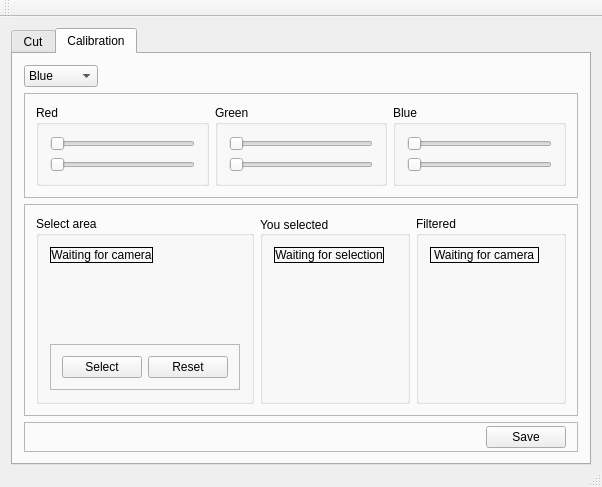
This is mainwindow.ui in quique0194/UmayuxVsss as Qt 5 draws it before an edit. The edited form follows.
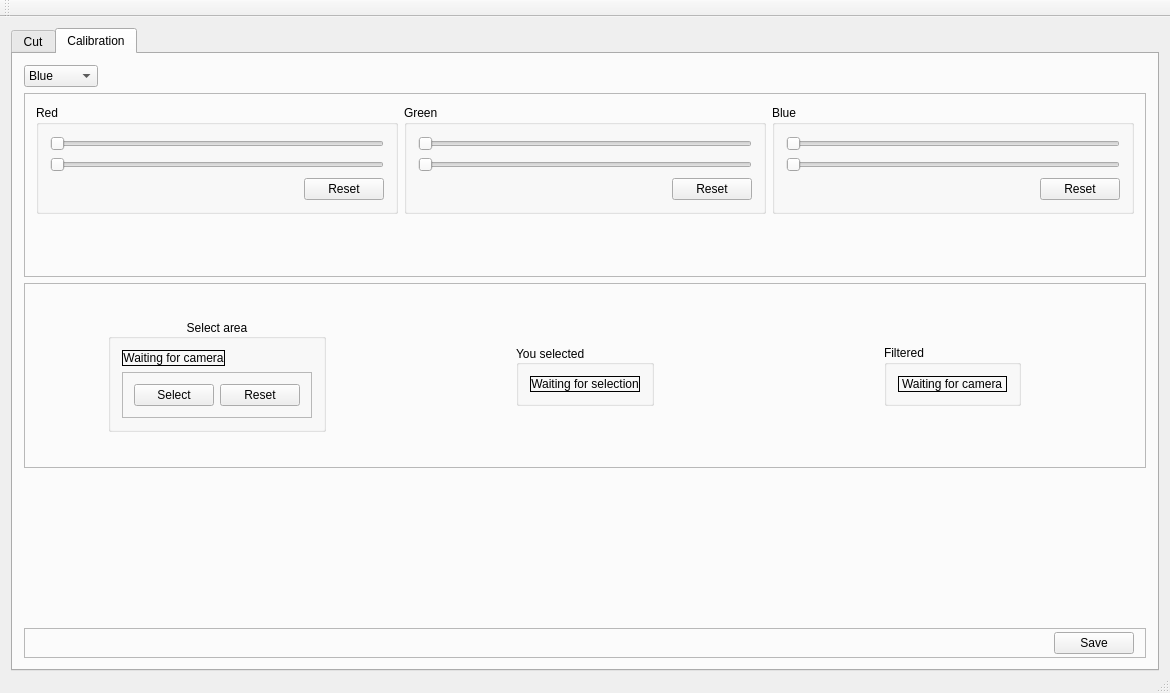
This is the edited form. Custom widgets are drawn as their Qt base class.

The edit to the form file:
```diff
--- a/mainwindow.ui
+++ b/mainwindow.ui
@@ -6,8 +6,8 @@
    <rect>
     <x>0</x>
     <y>0</y>
-    <width>602</width>
-    <height>487</height>
+    <width>1170</width>
+    <height>693</height>
    </rect>
   </property>
   <property name="baseSize">
@@ -205,7 +205,7 @@
            <enum>QFrame::Raised</enum>
           </property>
           <layout class="QHBoxLayout" name="horizontalLayout_5">
-           <item>
+           <item alignment="Qt::AlignTop">
             <widget class="QGroupBox" name="groupBox">
              <property name="title">
               <string>Red</string>
@@ -231,13 +231,29 @@
                 </property>
                </widget>
               </item>
+              <item>
+               <widget class="QPushButton" name="resetSliders01">
+                <property name="sizePolicy">
+                 <sizepolicy hsizetype="Fixed" vsizetype="Fixed">
+                  <horstretch>0</horstretch>
+                  <verstretch>0</verstretch>
+                 </sizepolicy>
+                </property>
+                <property name="layoutDirection">
+                 <enum>Qt::RightToLeft</enum>
+                </property>
+                <property name="text">
+                 <string>Reset</string>
+                </property>
+               </widget>
+              </item>
              </layout>
              <zorder>slider0</zorder>
              <zorder>slider0</zorder>
              <zorder>slider1</zorder>
             </widget>
            </item>
-           <item>
+           <item alignment="Qt::AlignTop">
             <widget class="QGroupBox" name="groupBox_2">
              <property name="title">
               <string>Green</string>
@@ -263,6 +279,22 @@
                 </property>
                </widget>
               </item>
+              <item>
+               <widget class="QPushButton" name="resetSliders23">
+                <property name="sizePolicy">
+                 <sizepolicy hsizetype="Fixed" vsizetype="Fixed">
+                  <horstretch>0</horstretch>
+                  <verstretch>0</verstretch>
+                 </sizepolicy>
+                </property>
+                <property name="layoutDirection">
+                 <enum>Qt::RightToLeft</enum>
+                </property>
+                <property name="text">
+                 <string>Reset</string>
+                </property>
+               </widget>
+              </item>
              </layout>
              <zorder>groupBox</zorder>
              <zorder>groupBox</zorder>
@@ -270,7 +302,7 @@
              <zorder>slider3</zorder>
             </widget>
            </item>
-           <item>
+           <item alignment="Qt::AlignTop">
             <widget class="QGroupBox" name="groupBox_3">
              <property name="title">
               <string>Blue</string>
@@ -296,6 +328,22 @@
                 </property>
                </widget>
               </item>
+              <item>
+               <widget class="QPushButton" name="resetSliders45">
+                <property name="sizePolicy">
+                 <sizepolicy hsizetype="Fixed" vsizetype="Fixed">
+                  <horstretch>0</horstretch>
+                  <verstretch>0</verstretch>
+                 </sizepolicy>
+                </property>
+                <property name="layoutDirection">
+                 <enum>Qt::RightToLeft</enum>
+                </property>
+                <property name="text">
+                 <string>Reset</string>
+                </property>
+               </widget>
+              </item>
              </layout>
             </widget>
            </item>
@@ -311,11 +359,14 @@
            <enum>QFrame::Raised</enum>
           </property>
           <layout class="QHBoxLayout" name="horizontalLayout_4">
-           <item>
+           <item alignment="Qt::AlignHCenter|Qt::AlignVCenter">
             <widget class="QGroupBox" name="groupBox_4">
              <property name="title">
               <string>Select area</string>
              </property>
+             <property name="alignment">
+              <set>Qt::AlignCenter</set>
+             </property>
              <layout class="QVBoxLayout" name="verticalLayout_7">
               <item>
                <widget class="SelectAreaVideoWidget" name="selectArea">
@@ -349,8 +400,8 @@
                 </property>
                 <property name="sizeHint" stdset="0">
                  <size>
-                  <width>20</width>
-                  <height>40</height>
+                  <width>0</width>
+                  <height>0</height>
                  </size>
                 </property>
                </spacer>
@@ -363,6 +414,9 @@
                   <verstretch>0</verstretch>
                  </sizepolicy>
                 </property>
+                <property name="layoutDirection">
+                 <enum>Qt::LeftToRight</enum>
+                </property>
                 <property name="frameShape">
                  <enum>QFrame::StyledPanel</enum>
                 </property>
@@ -402,7 +456,7 @@
              </layout>
             </widget>
            </item>
-           <item>
+           <item alignment="Qt::AlignHCenter|Qt::AlignVCenter">
             <widget class="QGroupBox" name="groupBox_5">
              <property name="title">
               <string>You selected</string>
@@ -436,23 +490,10 @@
                 </property>
                </widget>
               </item>
-              <item>
-               <spacer name="verticalSpacer_3">
-                <property name="orientation">
-                 <enum>Qt::Vertical</enum>
-                </property>
-                <property name="sizeHint" stdset="0">
-                 <size>
-                  <width>20</width>
-                  <height>40</height>
-                 </size>
-                </property>
-               </spacer>
-              </item>
              </layout>
             </widget>
            </item>
-           <item>
+           <item alignment="Qt::AlignHCenter|Qt::AlignVCenter">
             <widget class="QGroupBox" name="groupBox_6">
              <property name="title">
               <string>Filtered</string>
@@ -480,26 +521,13 @@
                 </property>
                </widget>
               </item>
-              <item>
-               <spacer name="verticalSpacer_4">
-                <property name="orientation">
-                 <enum>Qt::Vertical</enum>
-                </property>
-                <property name="sizeHint" stdset="0">
-                 <size>
-                  <width>20</width>
-                  <height>40</height>
-                 </size>
-                </property>
-               </spacer>
-              </item>
              </layout>
             </widget>
            </item>
           </layout>
          </widget>
         </item>
-        <item>
+        <item alignment="Qt::AlignBottom">
          <widget class="QFrame" name="frame_4">
           <property name="sizePolicy">
            <sizepolicy hsizetype="Preferred" vsizetype="Preferred">
@@ -516,7 +544,7 @@
           <property name="frameShadow">
            <enum>QFrame::Raised</enum>
           </property>
-          <layout class="QHBoxLayout" name="horizontalLayout_3">
+          <layout class="QVBoxLayout" name="verticalLayout_10">
            <property name="topMargin">
             <number>3</number>
            </property>
@@ -536,19 +564,6 @@
              </property>
             </widget>
            </item>
-           <item>
-            <spacer name="horizontalSpacer_2">
-             <property name="orientation">
-              <enum>Qt::Horizontal</enum>
-             </property>
-             <property name="sizeHint" stdset="0">
-              <size>
-               <width>40</width>
-               <height>20</height>
-              </size>
-             </property>
-            </spacer>
-           </item>
           </layout>
          </widget>
         </item>
```
Left out of the diff: 34 changed lines with no effect on the pictures.
